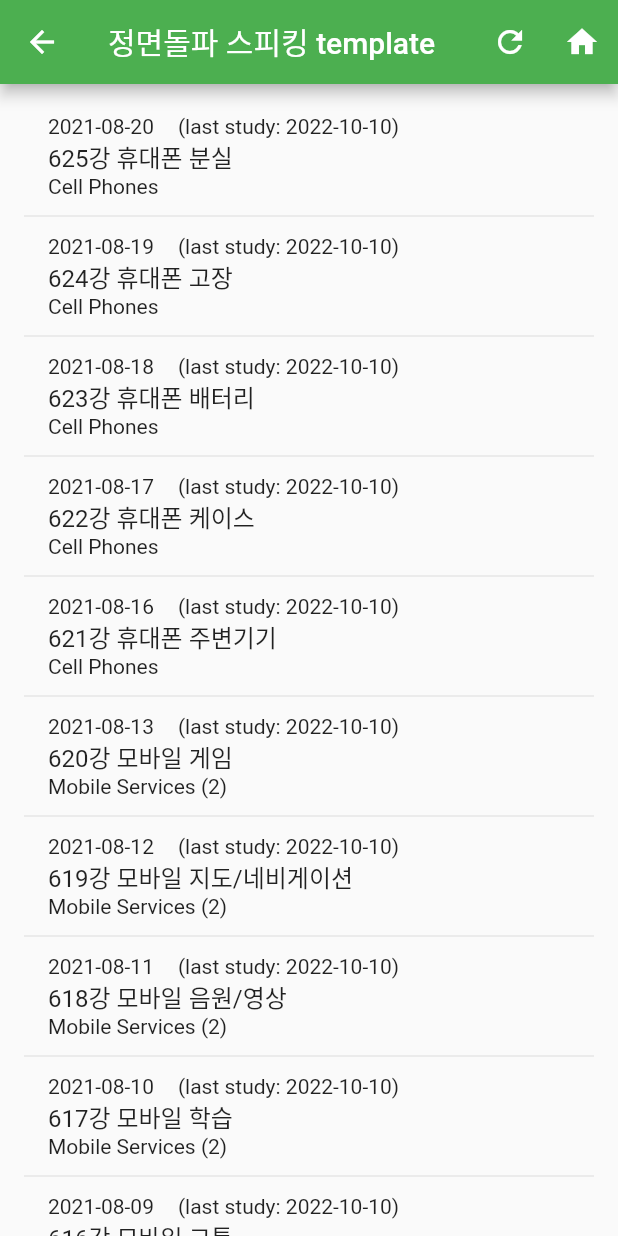
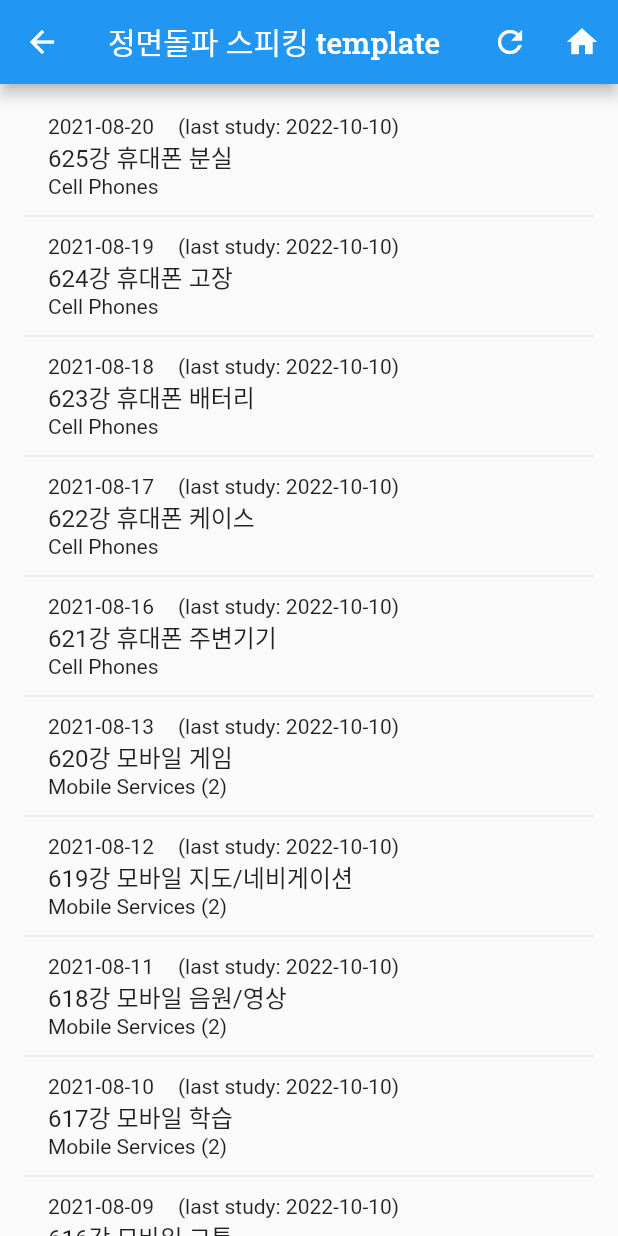
Before and after one commit to mechurak/ellas-notes-flutter, a Flutter app: the screen it shows after launch, after a tap on "정면돌파 스피킹 template", on a phone screen of 412 x 824 dp. Run offline on Flutter 3.47's test engine with Material 2 defaults, Android fonts, the phone set to English and light mode, and no system bars; our stand-ins replace chewie, cloud_firestore, dio, file_picker, firebase_auth, firebase_core and 8 more; missing offline and left inert: googleapis; accounts and stored records are empty; network calls fail.

Commit message:
Introduce google_fonts and custom theme (#2)

```diff
--- a/lib/main.dart
+++ b/lib/main.dart
@@ -20,6 +20,7 @@ import 'pages/home_page.dart';
 import 'pages/lecture_page.dart';
 import 'services/firebase_service.dart';
 import 'services/http_service.dart';
+import 'themes/ellas_notes_theme_data.dart';
 
 void main() async {
   WidgetsFlutterBinding.ensureInitialized();
@@ -60,9 +61,7 @@ class MyApp extends StatelessWidget {
   Widget build(BuildContext context) {
     return MaterialApp(
       title: "Ella's Notes",
-      theme: ThemeData(
-        primarySwatch: Colors.green,
-      ),
+      theme: EllasNotesThemeData.lightThemeData,
       initialRoute: 'home',
       routes: {
         "home": (context) => HomePage(),
--- /dev/null
+++ b/lib/themes/color_styles.dart
@@ -0,0 +1,5 @@
+import 'package:flutter/material.dart';
+
+class ColorStyles {
+  static const Color darkGray = Color(0xff494949);
+}
--- /dev/null
+++ b/lib/themes/ellas_notes_theme_data.dart
@@ -0,0 +1,20 @@
+import 'package:flutter/material.dart';
+import 'package:google_fonts/google_fonts.dart';
+
+class EllasNotesThemeData {
+  static ThemeData lightThemeData = themeData();
+
+  static ThemeData themeData() {
+    final base = ThemeData.light();
+    return base.copyWith(
+      textTheme: _buildEllasNotesTextTheme(base.textTheme),
+    );
+  }
+
+  static TextTheme _buildEllasNotesTextTheme(TextTheme base) {
+    return base.copyWith(
+      titleLarge: GoogleFonts.robotoSlab(textStyle: base.titleLarge), // main text
+      bodyMedium: GoogleFonts.nanumGothic(textStyle: base.bodyMedium), // note
+    );
+  }
+}
--- a/lib/widgets/main_text.dart
+++ b/lib/widgets/main_text.dart
@@ -59,6 +59,7 @@ class _MainTextState extends State<MainText> {
         text: TextSpan(
           text: '',
           children: children,
+          style: Theme.of(context).textTheme.titleLarge,
         ),
       );
     }
@@ -125,6 +126,7 @@ class _MainTextState extends State<MainText> {
       text: TextSpan(
         text: '',
         children: children,
+        style: Theme.of(context).textTheme.titleLarge,
       ),
     );
   }
--- a/pubspec.yaml
+++ b/pubspec.yaml
@@ -51,6 +51,7 @@ dependencies:
   flutter_easyloading: ^3.0.5
   video_player: ^2.4.7
   chewie: ^1.3.5
+  google_fonts: ^3.0.1
 
 dev_dependencies:
   flutter_test:
```
Also changed, not shown: lib/themes/custom_text_style.dart (added, +15 -0 lines), lib/widgets/word_tile.dart (+4 -4 lines), lib/themes/text_styles.dart (renamed from lib/theme/text_styles.dart), pubspec.lock.
